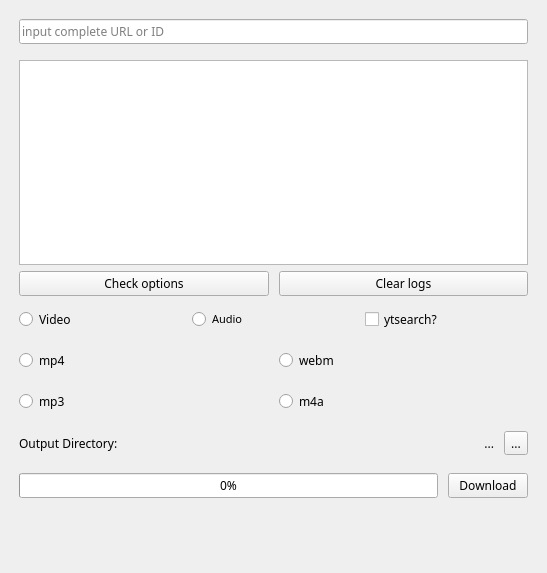
Before: the Qt Designer form ui/main_v2.ui in 3636382e35/ytdlp-gui, drawn with Qt 5.
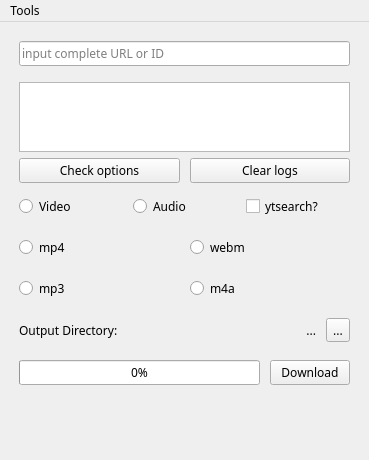
After: the same form once the commit is applied.

```diff
--- a/ui/main_v2.ui
+++ b/ui/main_v2.ui
@@ -6,8 +6,8 @@
    <rect>
     <x>0</x>
     <y>0</y>
-    <width>547</width>
-    <height>573</height>
+    <width>369</width>
+    <height>427</height>
    </rect>
   </property>
   <property name="minimumSize">
@@ -175,7 +175,7 @@
         <property name="font">
          <font>
           <family>IosevkaTerm NFM</family>
-          <pointsize>8</pointsize>
+          <pointsize>9</pointsize>
           <weight>50</weight>
           <bold>false</bold>
          </font>
@@ -190,6 +190,7 @@
         <property name="font">
          <font>
           <family>IosevkaTerm Nerd Font Mono</family>
+          <pointsize>9</pointsize>
           <weight>50</weight>
           <bold>false</bold>
          </font>
@@ -254,7 +255,7 @@
     </item>
     <item>
      <widget class="QFrame" name="audio_format_frame">
-      <layout class="QHBoxLayout" name="horizontalLayout_9">
+      <layout class="QHBoxLayout" name="horizontalLayout_9" stretch="0,0">
        <property name="spacing">
         <number>10</number>
        </property>
@@ -495,6 +496,33 @@
     </item>
    </layout>
   </widget>
+  <widget class="QMenuBar" name="menuBar">
+   <property name="geometry">
+    <rect>
+     <x>0</x>
+     <y>0</y>
+     <width>369</width>
+     <height>21</height>
+    </rect>
+   </property>
+   <widget class="QMenu" name="menuThemes">
+    <property name="title">
+     <string>Tools</string>
+    </property>
+    <addaction name="actionThemes"/>
+   </widget>
+   <addaction name="menuThemes"/>
+  </widget>
+  <action name="action1">
+   <property name="text">
+    <string>1</string>
+   </property>
+  </action>
+  <action name="actionThemes">
+   <property name="text">
+    <string>Colorscheme</string>
+   </property>
+  </action>
  </widget>
  <resources/>
  <connections/>
```
